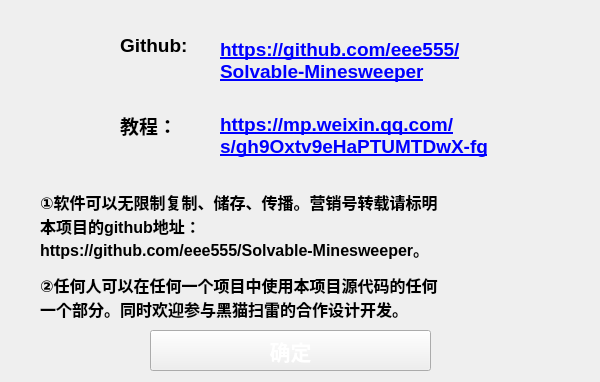
First picture: the form in uiFiles/ui_about.ui, repository eee555/Solvable-Minesweeper, before the edit.
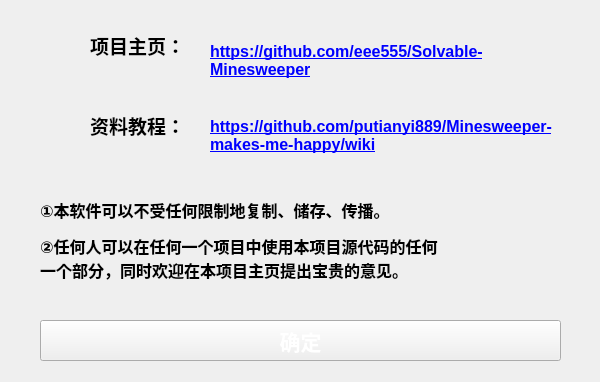
Second picture: the form after the edit. Icons and pictures are not drawn.

Commit message: 改了一个bug，开始支持国际化

```diff
--- a/uiFiles/ui_about.ui
+++ b/uiFiles/ui_about.ui
@@ -37,9 +37,9 @@
   <widget class="QPushButton" name="pushButton">
    <property name="geometry">
     <rect>
-     <x>150</x>
-     <y>330</y>
-     <width>281</width>
+     <x>40</x>
+     <y>320</y>
+     <width>521</width>
      <height>41</height>
     </rect>
    </property>
@@ -76,31 +76,34 @@
   <widget class="QLabel" name="label">
    <property name="geometry">
     <rect>
-     <x>120</x>
+     <x>90</x>
      <y>30</y>
-     <width>91</width>
+     <width>111</width>
      <height>31</height>
     </rect>
    </property>
    <property name="text">
-    <string>&lt;html&gt;&lt;head/&gt;&lt;body&gt;&lt;p&gt;&lt;span style=&quot; font-size:14pt; font-weight:600; color:#000000;&quot;&gt;Github: &lt;/span&gt;&lt;/p&gt;&lt;/body&gt;&lt;/html&gt;</string>
+    <string>&lt;html&gt;&lt;head/&gt;&lt;body&gt;&lt;p&gt;&lt;span style=&quot; font-size:14pt; font-weight:600; color:#000000;&quot;&gt;项目主页：&lt;/span&gt;&lt;/p&gt;&lt;/body&gt;&lt;/html&gt;</string>
    </property>
   </widget>
   <widget class="QLabel" name="label_2">
    <property name="geometry">
     <rect>
-     <x>220</x>
-     <y>20</y>
-     <width>301</width>
-     <height>81</height>
+     <x>210</x>
+     <y>30</y>
+     <width>331</width>
+     <height>61</height>
     </rect>
    </property>
    <property name="text">
-    <string>&lt;html&gt;&lt;head/&gt;&lt;body&gt;&lt;p&gt;&lt;a href=&quot;https://github.com/eee555/Solvable-Minesweeper&quot;&gt;&lt;span style=&quot; font-size:14pt; font-weight:600; color:#0000ff;&quot;&gt;https://github.com/eee555/&lt;br/&gt;Solvable-Minesweeper&lt;/span&gt;&lt;/a&gt;&lt;/p&gt;&lt;/body&gt;&lt;/html&gt;</string>
+    <string>&lt;html&gt;&lt;head/&gt;&lt;body&gt;&lt;p&gt;&lt;a href=&quot;https://github.com/eee555/Solvable-Minesweeper&quot;&gt;&lt;span style=&quot; font-size:12pt; font-weight:600; text-decoration: underline; color:#0000ff;&quot;&gt;https://github.com/eee555/Solvable-Minesweeper&lt;/span&gt;&lt;/a&gt;&lt;/p&gt;&lt;/body&gt;&lt;/html&gt;</string>
    </property>
    <property name="textFormat">
     <enum>Qt::RichText</enum>
    </property>
+   <property name="wordWrap">
+    <bool>true</bool>
+   </property>
    <property name="openExternalLinks">
     <bool>true</bool>
    </property>
@@ -108,31 +111,34 @@
   <widget class="QLabel" name="label_3">
    <property name="geometry">
     <rect>
-     <x>120</x>
+     <x>90</x>
      <y>110</y>
-     <width>91</width>
+     <width>111</width>
      <height>31</height>
     </rect>
    </property>
    <property name="text">
-    <string>&lt;html&gt;&lt;head/&gt;&lt;body&gt;&lt;p&gt;&lt;span style=&quot; font-size:14pt; font-weight:600;&quot;&gt;教程：&lt;/span&gt;&lt;/p&gt;&lt;/body&gt;&lt;/html&gt;</string>
+    <string>&lt;html&gt;&lt;head/&gt;&lt;body&gt;&lt;p&gt;&lt;span style=&quot; font-size:14pt; font-weight:600;&quot;&gt;资料教程：&lt;/span&gt;&lt;/p&gt;&lt;/body&gt;&lt;/html&gt;</string>
    </property>
   </widget>
   <widget class="QLabel" name="label_4">
    <property name="geometry">
     <rect>
-     <x>220</x>
+     <x>210</x>
      <y>105</y>
      <width>371</width>
      <height>61</height>
     </rect>
    </property>
    <property name="text">
-    <string>&lt;html&gt;&lt;head/&gt;&lt;body&gt;&lt;p&gt;&lt;a href=&quot;https://mp.weixin.qq.com/s/gh9Oxtv9eHaPTUMTDwX-fg&quot;&gt;&lt;span style=&quot; font-size:14pt; font-weight:600; text-decoration: underline; color:#0000ff;&quot;&gt;https://mp.weixin.qq.com/&lt;br/&gt;s/gh9Oxtv9eHaPTUMTDwX-fg&lt;/span&gt;&lt;/a&gt;&lt;/p&gt;&lt;/body&gt;&lt;/html&gt;</string>
+    <string>&lt;html&gt;&lt;head/&gt;&lt;body&gt;&lt;p&gt;&lt;a href=&quot;https://github.com/putianyi889/Minesweeper-makes-me-happy/wiki&quot;&gt;&lt;span style=&quot; font-size:12pt; font-weight:600; text-decoration: underline; color:#0000ff;&quot;&gt;https://github.com/putianyi889/Minesweeper-makes-me-happy/wiki&lt;/span&gt;&lt;/a&gt;&lt;/p&gt;&lt;/body&gt;&lt;/html&gt;</string>
    </property>
    <property name="textFormat">
     <enum>Qt::RichText</enum>
    </property>
+   <property name="wordWrap">
+    <bool>true</bool>
+   </property>
    <property name="openExternalLinks">
     <bool>true</bool>
    </property>
@@ -141,9 +147,9 @@
    <property name="geometry">
     <rect>
      <x>40</x>
-     <y>180</y>
-     <width>531</width>
-     <height>151</height>
+     <y>190</y>
+     <width>521</width>
+     <height>101</height>
     </rect>
    </property>
    <property name="text">
@@ -151,8 +157,8 @@
 &lt;html&gt;&lt;head&gt;&lt;meta name=&quot;qrichtext&quot; content=&quot;1&quot; /&gt;&lt;style type=&quot;text/css&quot;&gt;
 p, li { white-space: pre-wrap; }
 &lt;/style&gt;&lt;/head&gt;&lt;body style=&quot; font-family:'SimSun'; font-size:9pt; font-weight:400; font-style:normal;&quot;&gt;
-&lt;p align=&quot;justify&quot; style=&quot; margin-top:12px; margin-bottom:12px; margin-left:0px; margin-right:0px; -qt-block-indent:0; text-indent:0px;&quot;&gt;&lt;span style=&quot; font-size:12pt; font-weight:600;&quot;&gt;①软件可以无限制复制、储存、传播。营销号转载请标明&lt;br /&gt;本项目的github地址：&lt;br /&gt;https://github.com/eee555/Solvable-Minesweeper。&lt;/span&gt;&lt;/p&gt;
-&lt;p align=&quot;justify&quot; style=&quot; margin-top:12px; margin-bottom:12px; margin-left:0px; margin-right:0px; -qt-block-indent:0; text-indent:0px;&quot;&gt;&lt;span style=&quot; font-size:12pt; font-weight:600;&quot;&gt;②任何人可以在任何一个项目中使用本项目源代码的任何&lt;br /&gt;一个部分。同时欢迎参与黑猫扫雷的合作设计开发。&lt;/span&gt;&lt;/p&gt;&lt;/body&gt;&lt;/html&gt;</string>
+&lt;p align=&quot;justify&quot; style=&quot; margin-top:12px; margin-bottom:12px; margin-left:0px; margin-right:0px; -qt-block-indent:0; text-indent:0px;&quot;&gt;&lt;span style=&quot; font-family:'SimSun'; font-size:12pt; font-weight:600;&quot;&gt;①本软件可以不受任何限制地复制、储存、传播。&lt;/span&gt;&lt;/p&gt;
+&lt;p align=&quot;justify&quot; style=&quot; margin-top:12px; margin-bottom:12px; margin-left:0px; margin-right:0px; -qt-block-indent:0; text-indent:0px;&quot;&gt;&lt;span style=&quot; font-family:'SimSun'; font-size:12pt; font-weight:600;&quot;&gt;②任何人可以在任何一个项目中使用本项目源代码的任何&lt;br /&gt;一个部分，同时欢迎在本项目主页提出宝贵的意见。&lt;/span&gt;&lt;/p&gt;&lt;/body&gt;&lt;/html&gt;</string>
    </property>
    <property name="textFormat">
     <enum>Qt::RichText</enum>
@@ -161,8 +167,8 @@
   <widget class="QLabel" name="label_6">
    <property name="geometry">
     <rect>
-     <x>50</x>
-     <y>20</y>
+     <x>20</x>
+     <y>30</y>
      <width>51</width>
      <height>51</height>
     </rect>
@@ -177,15 +183,12 @@
   <widget class="QLabel" name="label_7">
    <property name="geometry">
     <rect>
-     <x>50</x>
-     <y>90</y>
-     <width>61</width>
-     <height>61</height>
+     <x>20</x>
+     <y>110</y>
+     <width>51</width>
+     <height>51</height>
     </rect>
    </property>
-   <property name="autoFillBackground">
-    <bool>false</bool>
-   </property>
    <property name="styleSheet">
     <string notr="true">border-image: url(media/weixin.svg);</string>
    </property>
```
Left out of the diff: 2 changed lines with no effect on the pictures. The commit also changes 24 other files.
